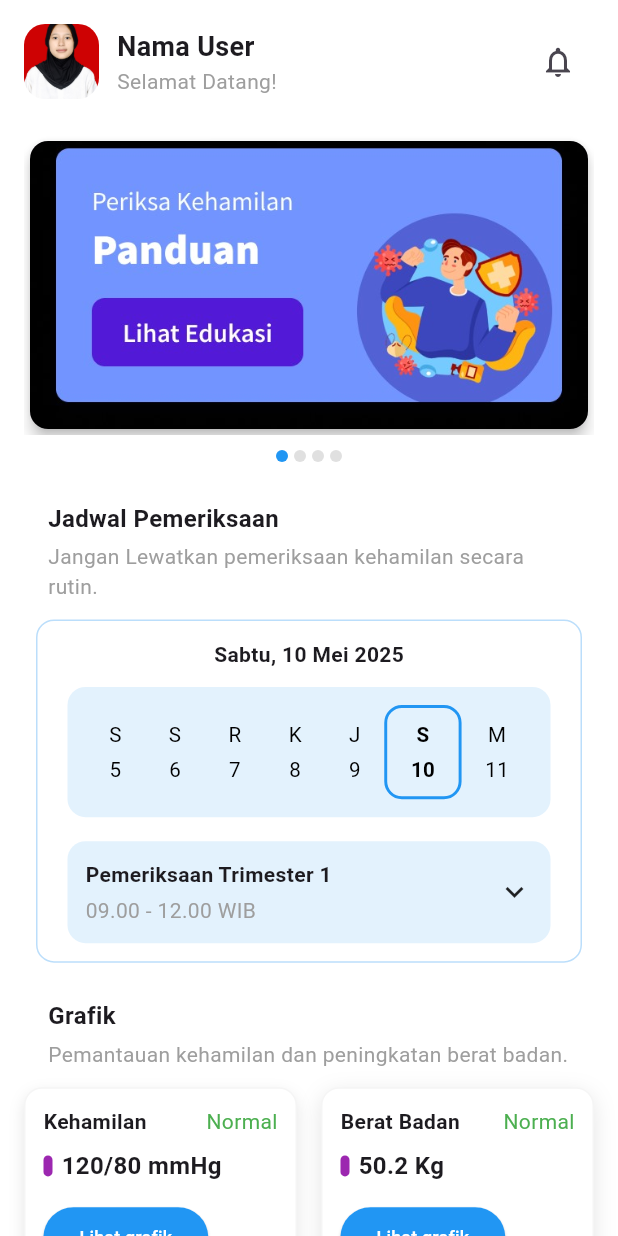
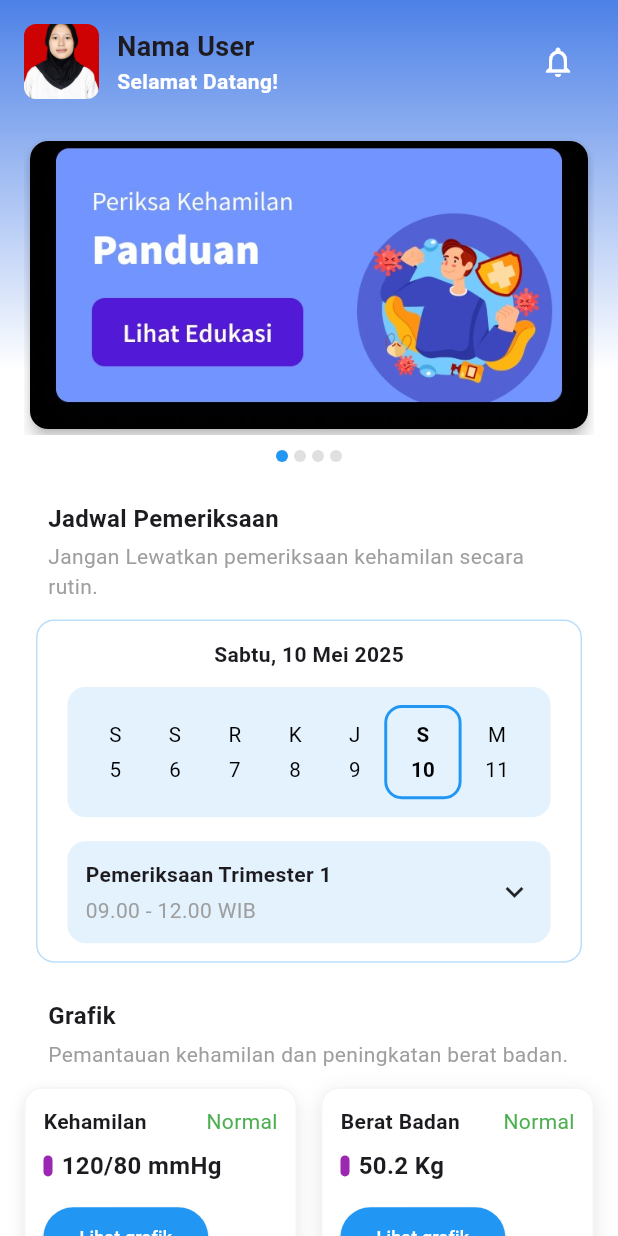
Before and after one commit to Mafirrr/Mobile_Posyandu, a Flutter app: the DashboardPage screen opened directly, on a phone screen of 412 x 824 dp. Run offline on Flutter 3.47's test engine with Material 3 defaults, Android fonts, the phone set to English and light mode, and no system bars; our stand-ins replace dio, firebase_auth, firebase_core, fl_chart, google_fonts, image_picker and 3 more; accounts and stored records are empty; network calls fail.

Commit message:
update FE

```diff
--- a/lib/core/Api/ApiClient.dart
+++ b/lib/core/Api/ApiClient.dart
@@ -8,7 +8,7 @@ class ApiClient {
 
   ApiClient._internal() {
     dio = Dio(BaseOptions(
-      baseUrl: "http://192.168.0.3:8000/api",
+      baseUrl: "http://192.168.1.20:8000/api",
       connectTimeout: const Duration(seconds: 10),
       receiveTimeout: const Duration(seconds: 10),
       headers: {
--- a/lib/main.dart
+++ b/lib/main.dart
@@ -30,7 +30,7 @@ void main() async {
         ChangeNotifierProvider(create: (_) => ProfilViewModel()),
         ChangeNotifierProvider(create: (_) => AuthViewModel()),
         ChangeNotifierProvider(create: (_) => ArtikelViewModel()..getArtikel()),
-         ChangeNotifierProvider(create: (_) => KategoriViewmodel()),
+        ChangeNotifierProvider(create: (_) => KategoriViewmodel()),
       ],
       child: const MyApp(),
     ),
--- a/lib/screens/dashboard/dashboard_screen.dart
+++ b/lib/screens/dashboard/dashboard_screen.dart
@@ -125,8 +125,20 @@ class _DashboardPageState extends State<DashboardPage> {
         DateFormat('EEEE, dd MMMM yyyy', 'id_ID').format(today);
 
     return Scaffold(
-      backgroundColor: Colors.white,
-      body: SafeArea(
+        body: Stack(
+      children: [
+        Container(
+          decoration: const BoxDecoration(
+              gradient: LinearGradient(
+            colors: [
+              Color.fromARGB(255, 77, 129, 231),
+              Colors.white,
+            ],
+            stops: [0.0, 0.3],
+            begin: Alignment.topCenter,
+            end: Alignment.bottomCenter,
+          )),
+          child: SafeArea(
             child: SingleChildScrollView(
               controller: _scrollController,
               child: Padding(
@@ -137,7 +149,7 @@ class _DashboardPageState extends State<DashboardPage> {
                     Row(
                       children: [
                         ClipRRect(
-                      borderRadius: BorderRadius.circular(14),
+                          borderRadius: BorderRadius.circular(8),
                           child: Image.asset(
                             'assets/images/picture.jpg',
                             width: 50,
@@ -158,17 +170,22 @@ class _DashboardPageState extends State<DashboardPage> {
                             ),
                             const Text(
                               'Selamat Datang!',
-                          style: TextStyle(color: Colors.grey),
+                              style: TextStyle(
+                                color: Colors.white,
+                                fontWeight: FontWeight.bold,
+                                fontSize: 14,
+                              ),
                             ),
                           ],
                         ),
                         const Spacer(),
                         IconButton(
-                      icon: const Icon(Icons.notifications_none),
+                          icon: const Icon(Icons.notifications_outlined),
+                          color: Colors.white,
                           onPressed: () {
                             showNotifikasiDialog(context);
                           },
-                    )
+                        ),
                       ],
                     ),
                     const SizedBox(height: 24),
@@ -256,7 +273,8 @@ class _DashboardPageState extends State<DashboardPage> {
                             child: FittedBox(
                               fit: BoxFit.scaleDown,
                               child: Row(
-                            mainAxisAlignment: MainAxisAlignment.spaceEvenly,
+                                mainAxisAlignment:
+                                    MainAxisAlignment.spaceEvenly,
                                 children: generateKalender(today),
                               ),
                             ),
@@ -297,7 +315,8 @@ class _DashboardPageState extends State<DashboardPage> {
                                             SizedBox(height: 4),
                                             Text(
                                               '09.00 - 12.00 WIB',
-                                          style: TextStyle(color: Colors.grey),
+                                              style:
+                                                  TextStyle(color: Colors.grey),
                                             ),
                                           ],
                                         ),
@@ -319,17 +338,19 @@ class _DashboardPageState extends State<DashboardPage> {
                                         children: [
                                           const Text(
                                             'Posyandu Tapen, Pos 5',
-                                        style: TextStyle(color: Colors.grey),
+                                            style:
+                                                TextStyle(color: Colors.grey),
                                           ),
                                           const SizedBox(height: 4),
                                           Text(
                                             selectedJadwal != null
-                                            ? DateFormat('EEEE, dd MMMM yyyy',
+                                                ? DateFormat(
+                                                        'EEEE, dd MMMM yyyy',
                                                         'id_ID')
                                                     .format(selectedJadwal!)
                                                 : 'Tanggal belum tersedia',
-                                        style:
-                                            const TextStyle(color: Colors.grey),
+                                            style: const TextStyle(
+                                                color: Colors.grey),
                                           ),
                                         ],
                                       ),
@@ -394,11 +415,13 @@ class _DashboardPageState extends State<DashboardPage> {
                               crossAxisAlignment: CrossAxisAlignment.start,
                               children: [
                                 const Row(
-                              mainAxisAlignment: MainAxisAlignment.spaceBetween,
+                                  mainAxisAlignment:
+                                      MainAxisAlignment.spaceBetween,
                                   children: [
                                     Text(
                                       'Kehamilan',
-                                  style: TextStyle(fontWeight: FontWeight.bold),
+                                      style: TextStyle(
+                                          fontWeight: FontWeight.bold),
                                     ),
                                     Text(
                                       'Normal',
@@ -474,11 +497,13 @@ class _DashboardPageState extends State<DashboardPage> {
                               crossAxisAlignment: CrossAxisAlignment.start,
                               children: [
                                 const Row(
-                              mainAxisAlignment: MainAxisAlignment.spaceBetween,
+                                  mainAxisAlignment:
+                                      MainAxisAlignment.spaceBetween,
                                   children: [
                                     Text(
                                       'Berat Badan',
-                                  style: TextStyle(fontWeight: FontWeight.bold),
+                                      style: TextStyle(
+                                          fontWeight: FontWeight.bold),
                                     ),
                                     Text(
                                       'Normal',
@@ -541,6 +566,8 @@ class _DashboardPageState extends State<DashboardPage> {
               ),
             ),
           ),
-    );
+        )
+      ],
+    ));
   }
 }
```
Also changed, not shown: lib/screens/Edukasi/Edukasi.dart (+27 -19 lines), lib/screens/Pemeriksaan/list_kehamilan.dart (+30 -30 lines), lib/screens/profil/ProfilScreen.dart (+15 -14 lines), lib/widgets/wave_painter.dart (added, +33 -0 lines), 2 other files. Lines whose indentation alone changed are shown as unchanged.
